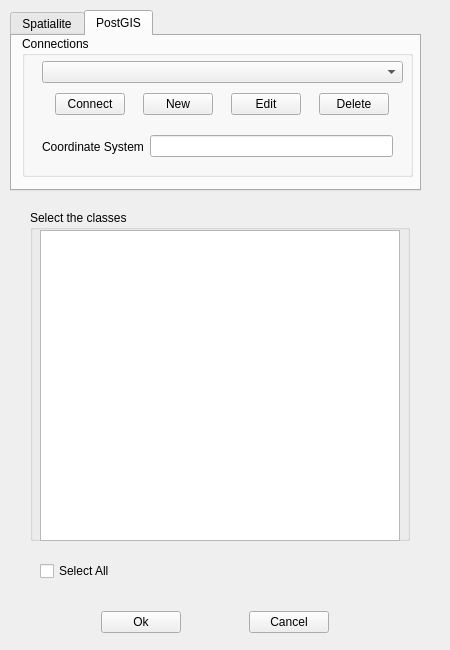
dsgoficial/DsgTools, file LayerTools/load_by_class_base.ui: the form before one commit.
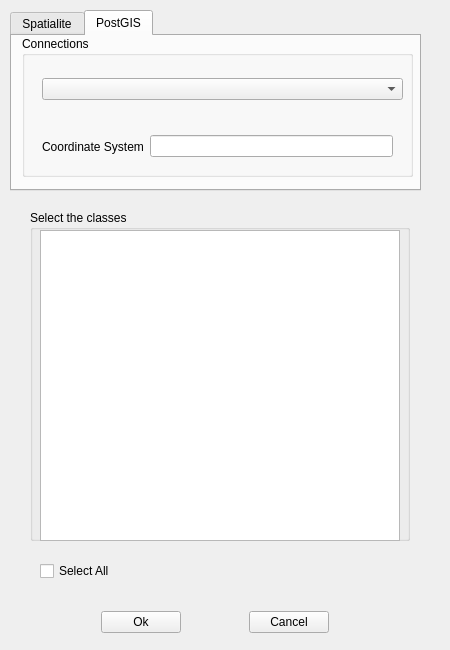
The form after the commit. The open tabs and pages were chosen to show the change.

What changed in the file:
```diff
--- a/LayerTools/load_by_class_base.ui
+++ b/LayerTools/load_by_class_base.ui
@@ -215,89 +215,6 @@
        <item>
         <widget class="QComboBox" name="comboBoxPostgis"/>
        </item>
-       <item>
-        <layout class="QHBoxLayout" name="horizontalLayout_13">
-         <property name="spacing">
-          <number>5</number>
-         </property>
-         <item>
-          <widget class="QPushButton" name="pushButtonConnectPostgis">
-           <property name="sizePolicy">
-            <sizepolicy hsizetype="Fixed" vsizetype="Fixed">
-             <horstretch>0</horstretch>
-             <verstretch>0</verstretch>
-            </sizepolicy>
-           </property>
-           <property name="maximumSize">
-            <size>
-             <width>70</width>
-             <height>16777215</height>
-            </size>
-           </property>
-           <property name="text">
-            <string>Connect</string>
-           </property>
-          </widget>
-         </item>
-         <item>
-          <widget class="QPushButton" name="pushButtonNewPostgis">
-           <property name="sizePolicy">
-            <sizepolicy hsizetype="Fixed" vsizetype="Fixed">
-             <horstretch>0</horstretch>
-             <verstretch>0</verstretch>
-            </sizepolicy>
-           </property>
-           <property name="maximumSize">
-            <size>
-             <width>70</width>
-             <height>16777215</height>
-            </size>
-           </property>
-           <property name="text">
-            <string>New</string>
-           </property>
-          </widget>
-         </item>
-         <item>
-          <widget class="QPushButton" name="pushButtonEditPostgis">
-           <property name="sizePolicy">
-            <sizepolicy hsizetype="Fixed" vsizetype="Fixed">
-             <horstretch>0</horstretch>
-             <verstretch>0</verstretch>
-            </sizepolicy>
-           </property>
-           <property name="maximumSize">
-            <size>
-             <width>70</width>
-             <height>16777215</height>
-            </size>
-           </property>
-           <property name="text">
-            <string>Edit</string>
-           </property>
-          </widget>
-         </item>
-         <item>
-          <widget class="QPushButton" name="pushButtonPostgis">
-           <property name="sizePolicy">
-            <sizepolicy hsizetype="Fixed" vsizetype="Fixed">
-             <horstretch>0</horstretch>
-             <verstretch>0</verstretch>
-            </sizepolicy>
-           </property>
-           <property name="maximumSize">
-            <size>
-             <width>70</width>
-             <height>16777215</height>
-            </size>
-           </property>
-           <property name="text">
-            <string>Delete</string>
-           </property>
-          </widget>
-         </item>
-        </layout>
-       </item>
       </layout>
      </widget>
     </widget>
```
Left out of the diff: 2 changed lines with no effect on the pictures.
